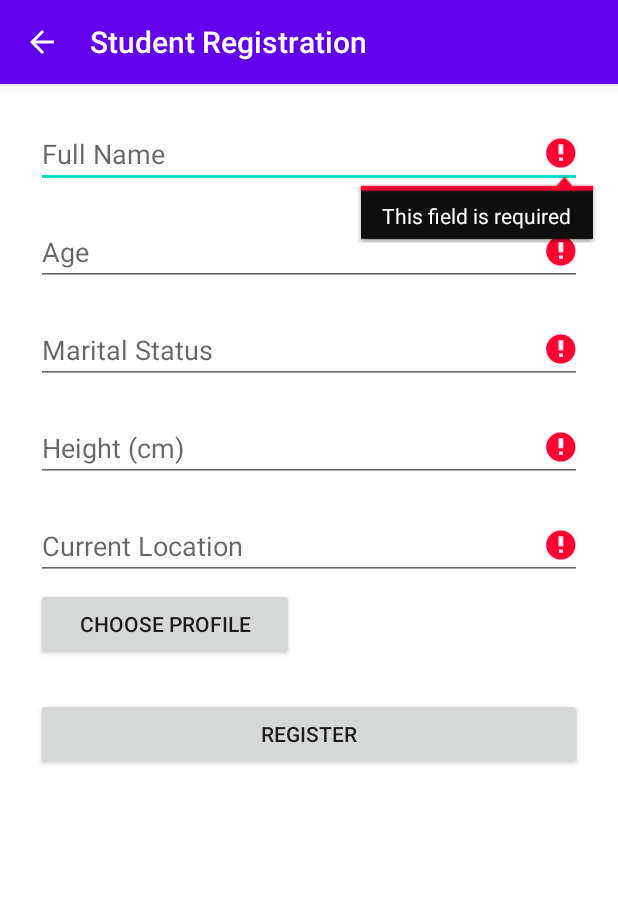
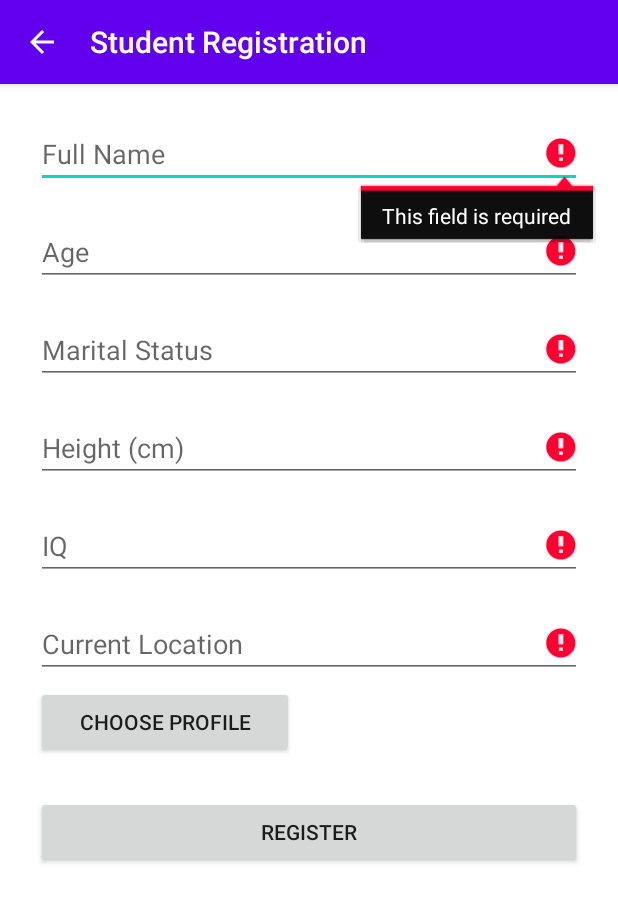
Before and after one commit to skillFocus16/tenakataApp, an Android app: the RegisterStudentActivity screen opened directly, with no data from a screen before it, after a tap on "REGISTER", on a phone screen of 412 x 824 dp. Shown: the top 902 px of the screen. Run offline under Robolectric (Android 15) with nearby library versions, the phone set to English and light mode, and no system bars.

```diff
--- a/app/src/main/java/com/naamini/tenakataapp/activity/RegisterStudentActivity.java
+++ b/app/src/main/java/com/naamini/tenakataapp/activity/RegisterStudentActivity.java
@@ -37,6 +37,7 @@ import com.naamini.tenakataapp.R;
 
 import java.io.IOException;
 import java.util.Calendar;
+import java.util.Date;
 import java.util.List;
 
 public class RegisterStudentActivity extends AppCompatActivity {
@@ -47,15 +48,17 @@ public class RegisterStudentActivity extends AppCompatActivity {
     public static final String REPLY_HEIGHT = "rHeight";
     public static final String REPLY_LOCATION = "rLocation";
     public static final String REPLY_IMG_PATH = "rImage";
+    public static final String REPLY_IQ = "rIq";
+    public static final String REPLY_DATE = "rDate";
     public static String myDateFormat = "yyyy-MM-dd";
 
     final private int PERMISSION_WRITE_EXTERNAL_CAMERA= 100;
     private static final int REQUEST_LOCATION = 101;
 
-    TextInputEditText etfName, etAge, etMStatus,etHeight,etLocation;
+    TextInputEditText etfName, etAge, etMStatus,etHeight,etIQ,etLocation;
     ImageView pImgView;
     Button btnChooseImg,addStudentBtn;
-    String sFName,sAge, sMStatus,sHeight,sLocation;
+    String sFName,sAge, sMStatus,sHeight,sIQ,sLocation;
     double lat,lon;
     private Calendar myCalendar = Calendar.getInstance();
     private DatePickerDialog.OnDateSetListener bDateListener;
@@ -94,6 +97,7 @@ public class RegisterStudentActivity extends AppCompatActivity {
         etAge = findViewById(R.id.etAge);
         etMStatus = findViewById(R.id.etMStatus);
         etHeight = findViewById(R.id.etHeight);
+        etIQ = findViewById(R.id.etIQ);
         etLocation = findViewById(R.id.etLocation);
 
         pImgView = findViewById(R.id.pImgView);
@@ -191,7 +195,9 @@ public class RegisterStudentActivity extends AppCompatActivity {
                     replyIntent.putExtra(REPLY_NAME, sHeight);
                     replyIntent.putExtra(REPLY_NAME, sLocation);
                     replyIntent.putExtra(REPLY_IMG_PATH, "NEEEEEMMMMMMYYYYYYYYYYY");
-                    replyIntent.putExtra(REPLY_NAME, sFName);
+                    replyIntent.putExtra(REPLY_IQ, sIQ);
+                    replyIntent.putExtra(REPLY_DATE, new Date());
+
                     setResult(RESULT_OK, replyIntent);
                     finish();
                 }else {
@@ -297,6 +303,7 @@ public class RegisterStudentActivity extends AppCompatActivity {
         sAge = etAge.getText().toString();
         sMStatus = etMStatus.getText().toString();
         sHeight = etHeight.getText().toString();
+        sIQ = etIQ.getText().toString();
         sLocation= etLocation.getText().toString();
 
         boolean valid = true;
@@ -328,6 +335,12 @@ public class RegisterStudentActivity extends AppCompatActivity {
         } else {
             etHeight.setError(null);
         }
+        if (sIQ.isEmpty()) {
+            setErrorMsg(getString(R.string.required_field), etIQ);
+            valid = false;
+        } else {
+            etIQ.setError(null);
+        }
 
         if (sLocation.isEmpty() ) {
             setErrorMsg(getString(R.string.required_field), etLocation);
--- a/app/src/main/java/com/naamini/tenakataapp/model/Student.java
+++ b/app/src/main/java/com/naamini/tenakataapp/model/Student.java
@@ -39,9 +39,9 @@ public class Student {
     public Student() {
     }
 
-    public Student(int sID, @NonNull String sName,  String sAge,  String sMaritalStatus,
+    public Student(@NonNull String sName,  String sAge,  String sMaritalStatus,
                     String sHeight,  String sLocation, String sProfileImg,
-                    String sIqTest, String sAdmissibility, String sCreatedOn) {
+                    String sIqTest,  String sCreatedOn) {
         this.sID = sID;
         this.sName = sName;
         this.sAge = sAge;
--- a/app/src/main/res/layout/activity_register_student.xml
+++ b/app/src/main/res/layout/activity_register_student.xml
@@ -59,6 +59,16 @@
         android:layout_width="0dp"
         android:layout_height="@dimen/spacing_mlarge" />
     <com.google.android.material.textfield.TextInputEditText
+        android:id="@+id/etIQ"
+        android:layout_width="match_parent"
+        android:layout_height="wrap_content"
+        android:inputType="number"
+        android:hint="IQ"
+        android:imeOptions="actionNext"/>
+    <View
+        android:layout_width="0dp"
+        android:layout_height="@dimen/spacing_mlarge" />
+    <com.google.android.material.textfield.TextInputEditText
         android:id="@+id/etLocation"
         android:layout_width="match_parent"
         android:layout_height="wrap_content"
```
Also changed, not shown: app/src/main/java/com/naamini/tenakataapp/activity/MainActivity.java (+9 -5 lines).
